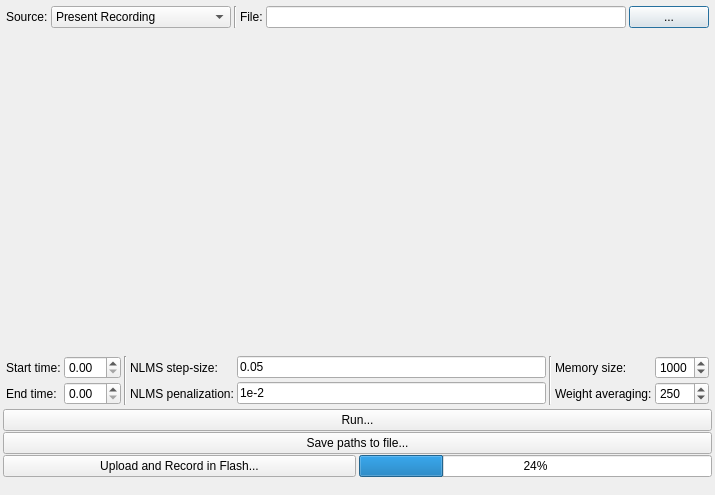
Qt form uifiles/PathModeling.ui (eduardobatista/ActVibSoftware) before a commit.
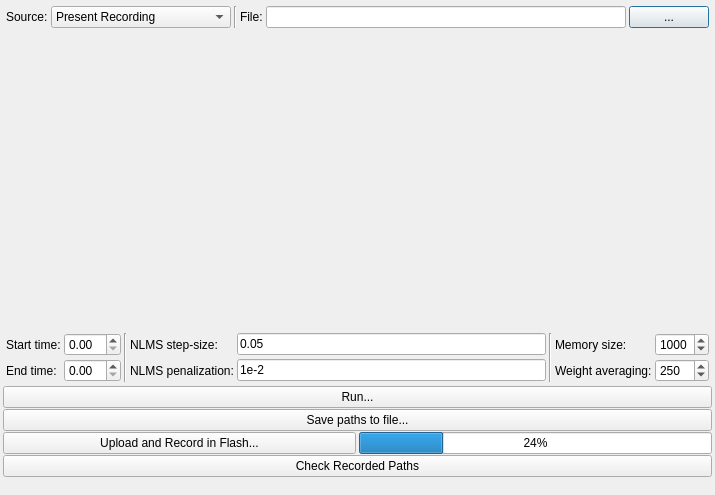
The same form after that commit.

Commit message: Paths can now be read from device. Timeout bug solved (files could not be saved, plots did not update).

```diff
--- a/uifiles/PathModeling.ui
+++ b/uifiles/PathModeling.ui
@@ -337,6 +337,13 @@
      </layout>
     </widget>
    </item>
+   <item>
+    <widget class="QPushButton" name="bCheck">
+     <property name="text">
+      <string>Check Recorded Paths</string>
+     </property>
+    </widget>
+   </item>
    <item>
     <widget class="QLabel" name="statusLabel">
      <property name="text">
```
The commit also changes 5 other files.
